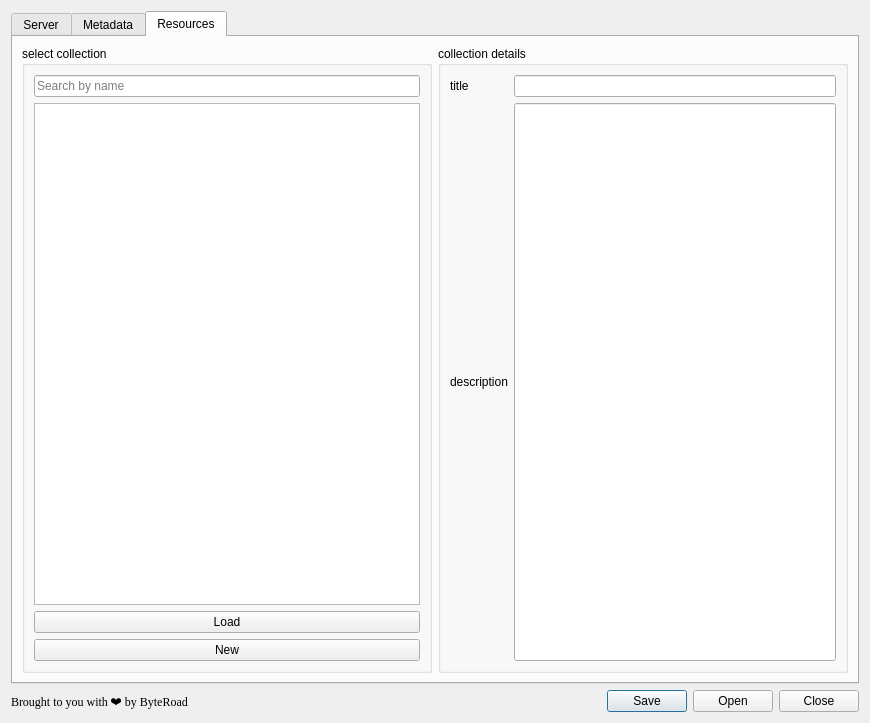
Old version of the form pygeoapi_config_dialog_base.ui in the repository KatKatKateryna/pygeoapi_config.
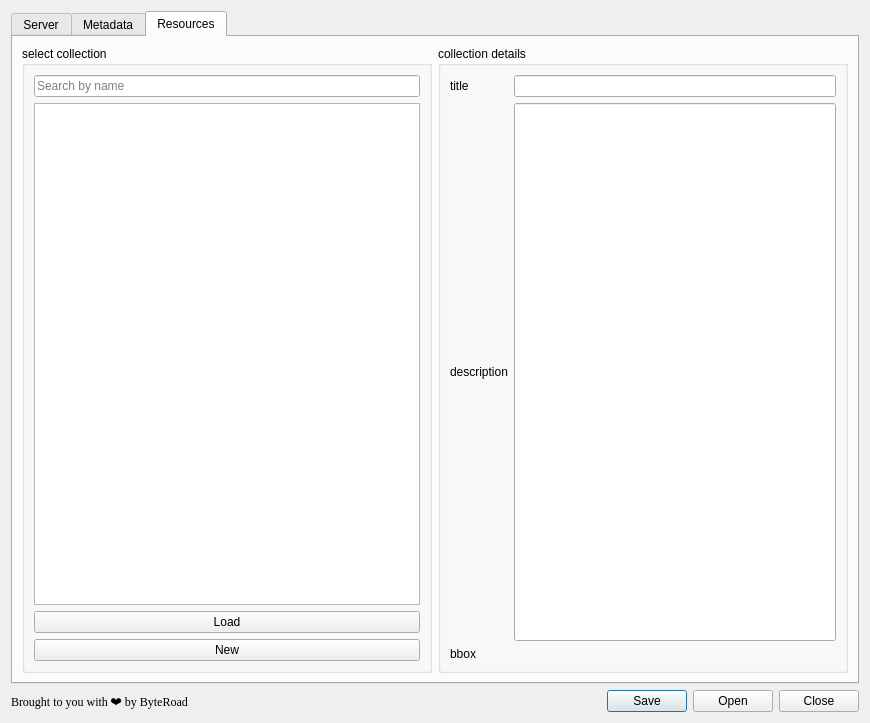
New version of the form. The open tabs and pages were chosen to show the change. Icons and pictures are not drawn.

Commit message: create bbox preview

```diff
--- a/pygeoapi_config_dialog_base.ui
+++ b/pygeoapi_config_dialog_base.ui
@@ -1233,6 +1233,19 @@
             </property>
            </widget>
           </item>
+          
+          <item row="2" column="0">
+           <widget class="QLabel" name="label_15">
+            <property name="text">
+             <string>bbox</string>
+            </property>
+           </widget>
+          </item>
+          <item row="2" column="1">
+           <layout class="QHBoxLayout" name="bboxMapPlaceholder">
+           </layout>
+          </item>
+
          </layout>
         </widget>
        </item>
```
Left out of the diff: 2 changed lines with no effect on the pictures. The commit also changes 1 other file.
